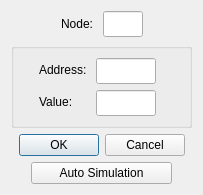
The window that omodscan/dialogs/dialogwriteholdingregister.ui (sanny32/OpenModScan) describes before a commit, drawn with Qt 5.
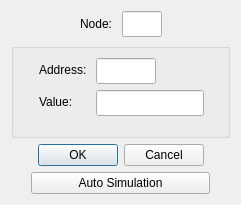
The same window after the commit. Custom widgets are drawn as their Qt base class.

```diff
--- a/omodscan/dialogs/dialogwriteholdingregister.ui
+++ b/omodscan/dialogs/dialogwriteholdingregister.ui
@@ -6,8 +6,8 @@
    <rect>
     <x>0</x>
     <y>0</y>
-    <width>203</width>
-    <height>192</height>
+    <width>241</width>
+    <height>205</height>
    </rect>
   </property>
   <property name="windowTitle">
@@ -132,12 +132,6 @@
           <height>26</height>
          </size>
         </property>
-        <property name="maximumSize">
-         <size>
-          <width>60</width>
-          <height>16777215</height>
-         </size>
-        </property>
        </widget>
       </item>
      </layout>
```
